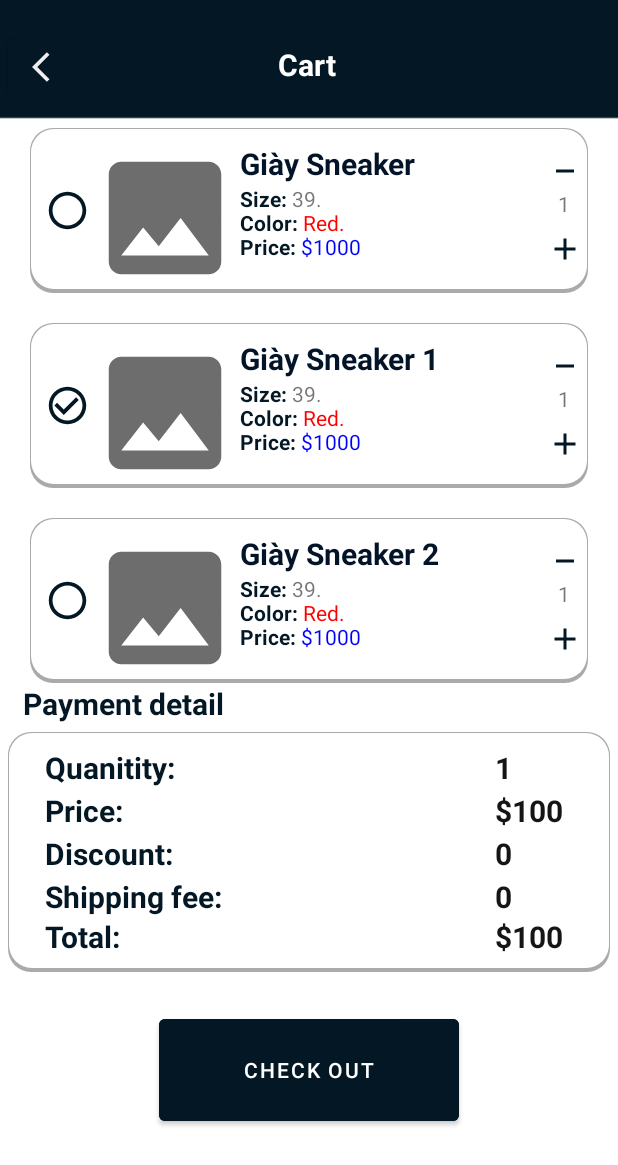
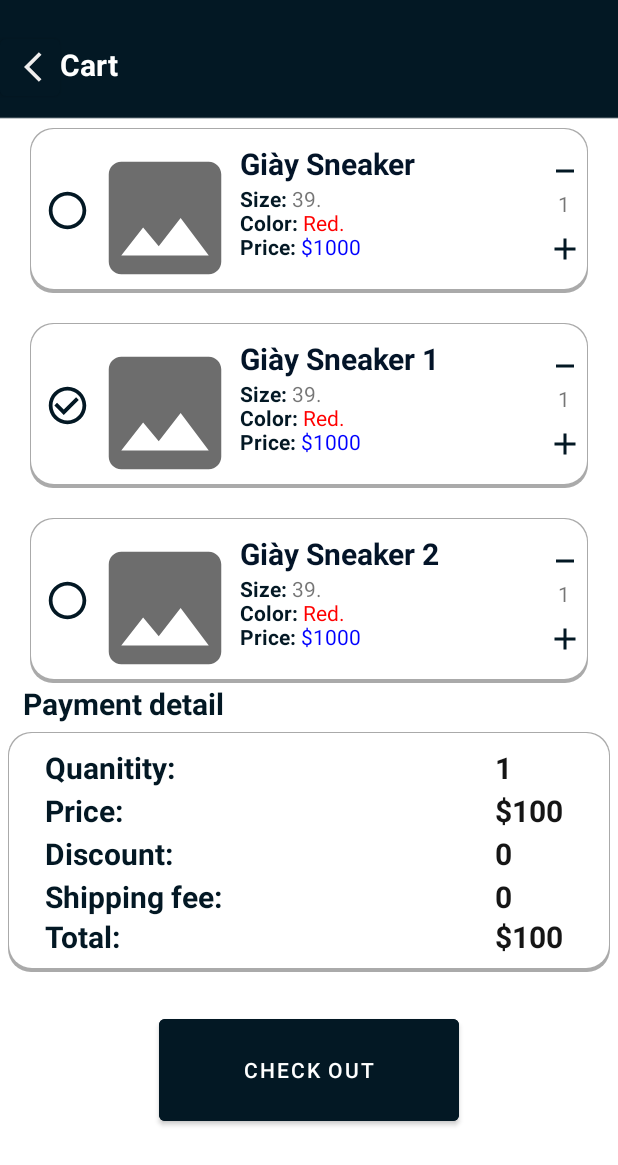
Before and after one commit to quangquyen2702/DOANAPP, an Android app: the layout activity_cart.xml on its own in the app's theme, with its tools: preview values and no code run, on a phone screen of 412 x 824 dp. Shown: the top 1165 px of the screen. Run offline under Robolectric (Android 15) with nearby library versions, the phone set to English and light mode, and no system bars.

```diff
--- a/app/src/main/res/layout/activity_cart.xml
+++ b/app/src/main/res/layout/activity_cart.xml
@@ -17,9 +17,9 @@
             android:layout_width="50dp"
             android:layout_height="50dp"
             android:layout_marginTop="20dp"
-            android:layout_marginLeft="5dp"
             android:backgroundTint="#031824"
-            android:drawableLeft="@drawable/ic_baseline_arrow_back_ios_24">
+            android:drawableLeft="@drawable/ic_baseline_arrow_back_ios_24"
+            android:layout_weight="2">
         </Button>
         <TextView
             android:layout_width="match_parent"
@@ -29,7 +29,7 @@
             android:textColor="#ffffff"
             android:textStyle="bold"
             android:layout_marginTop="20dp"
-            android:layout_marginLeft="130dp">
+            android:layout_weight="8">
         </TextView>
     </LinearLayout>
     // SP1
```
Also changed, not shown: app/src/main/res/font/Inter_Black.ttf (added), app/src/main/res/font/Inter_Bold.ttf (added), app/src/main/res/font/Inter_BoldItalic.ttf (added), app/src/main/res/font/Inter_ExtraBold.ttf (added), app/src/main/res/font/Inter_ExtraBoldItalic.ttf (added), app/src/main/res/font/Inter_ExtraLightItalic_BETA.ttf (added), app/src/main/res/font/Inter_ExtraLight_BETA.ttf (added), app/src/main/res/font/Inter_Italic.ttf (added), app/src/main/res/font/Inter_LightItalic_BETA.ttf (added), app/src/main/res/font/Inter_Light_BETA.ttf (added), app/src/main/res/font/Inter_Medium.ttf (added), app/src/main/res/font/Inter_MediumItalic.ttf (added), app/src/main/res/font/Inter_Regular.ttf (added), app/src/main/res/font/Inter_SemiBold.ttf (added), 4 more files.
